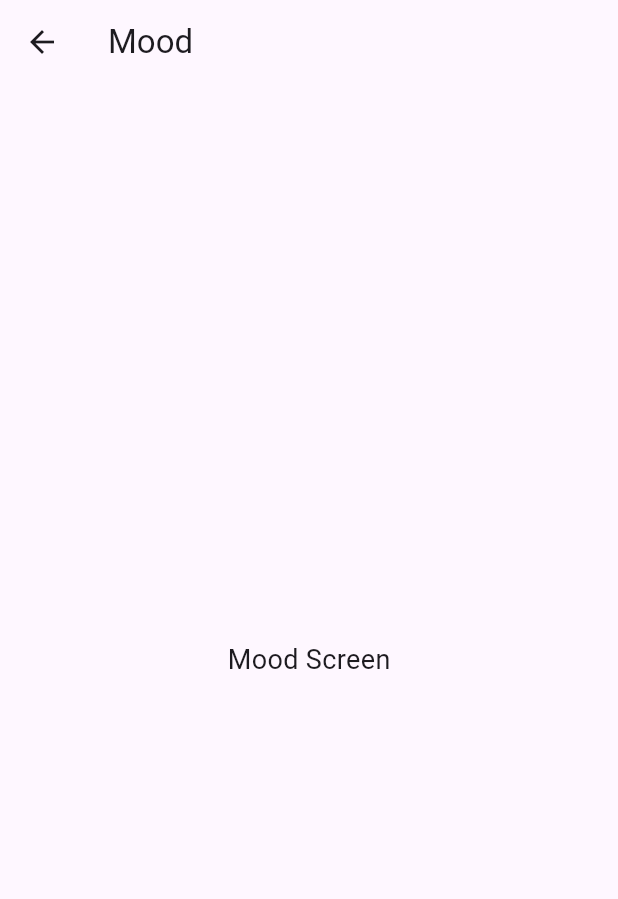
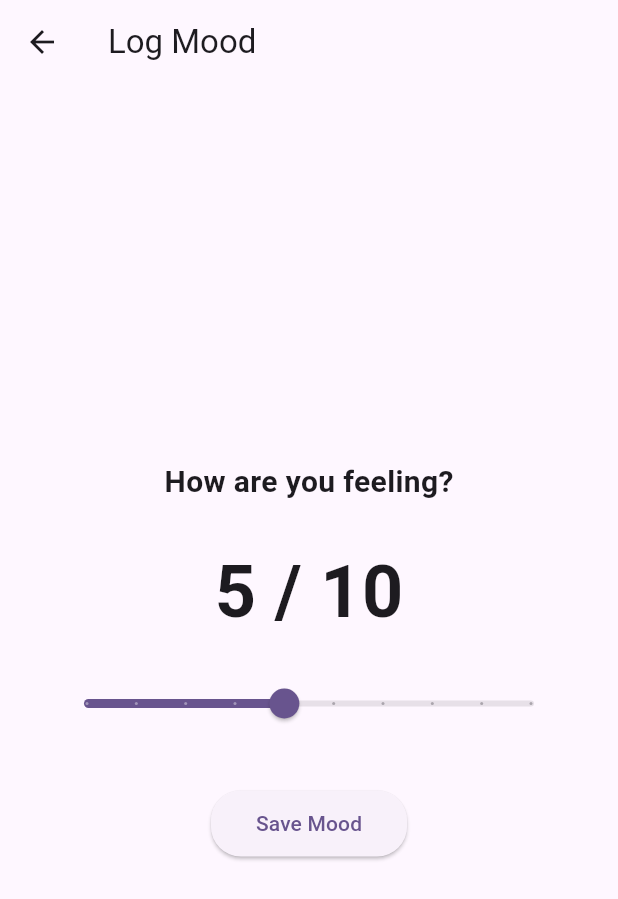
Before and after one commit to harshgautam5678/MindTrace07052005, a Flutter app: the MainShell screen opened directly, after a tap on "Log Mood", on a phone screen of 412 x 824 dp. Shown: the top 899 px of the screen. Run offline on Flutter 3.47's test engine with Material 3 defaults, Android fonts, the phone set to English and light mode, and no system bars; our stand-ins replace cloud_firestore, firebase_auth, firebase_core; accounts and stored records are empty.

Commit message:
Day 2: Firebase integration, authentication, and user-based mood storage

```diff
--- a/lib/screens/home_screen.dart
+++ b/lib/screens/home_screen.dart
@@ -1,8 +1,28 @@
 import 'package:flutter/material.dart';
+import 'package:firebase_auth/firebase_auth.dart';
+import 'package:cloud_firestore/cloud_firestore.dart';
 import 'mood_screen.dart';
 
 class HomeScreen extends StatelessWidget {
   const HomeScreen({super.key});
+
+  Future<String> _fetchLatestMood() async {
+    final user = FirebaseAuth.instance.currentUser;
+    if (user == null) return 'No mood logged yet';
+
+    final snapshot = await FirebaseFirestore.instance
+        .collection('users')
+        .doc(user.uid)
+        .collection('moods')
+        .orderBy('timestamp', descending: true)
+        .limit(1)
+        .get();
+
+    if (snapshot.docs.isEmpty) return 'No mood logged yet';
+
+    final score = snapshot.docs.first.data()['score'];
+    return 'Your last mood: $score/10';
+  }
 
   @override
   Widget build(BuildContext context) {
@@ -19,10 +39,18 @@ class HomeScreen extends StatelessWidget {
               textAlign: TextAlign.center,
             ),
             const SizedBox(height: 10),
-            const Text(
-              'Your last mood: 6/10',
-              style: TextStyle(color: Colors.grey),
-              textAlign: TextAlign.center,
+            FutureBuilder<String>(
+              future: _fetchLatestMood(),
+              builder: (context, snapshot) {
+                final text = snapshot.connectionState == ConnectionState.waiting
+                    ? 'Loading...'
+                    : (snapshot.data ?? 'No mood logged yet');
+                return Text(
+                  text,
+                  style: const TextStyle(color: Colors.grey),
+                  textAlign: TextAlign.center,
+                );
+              },
             ),
             const SizedBox(height: 20),
             ElevatedButton(
--- a/lib/screens/mood_screen.dart
+++ b/lib/screens/mood_screen.dart
@@ -1,14 +1,102 @@
 import 'package:flutter/material.dart';
+import 'package:cloud_firestore/cloud_firestore.dart';
+import 'package:firebase_auth/firebase_auth.dart';
 
-class MoodScreen extends StatelessWidget {
+class MoodScreen extends StatefulWidget {
   const MoodScreen({super.key});
+
+  @override
+  State<MoodScreen> createState() => _MoodScreenState();
+}
+
+class _MoodScreenState extends State<MoodScreen> {
+  double _moodValue = 5;
+  bool _saving = false;
+
+  Future<void> _saveMood() async {
+    final user = FirebaseAuth.instance.currentUser;
+    if (user == null) {
+      ScaffoldMessenger.of(context).showSnackBar(
+        const SnackBar(content: Text('No user logged in.')),
+      );
+      return;
+    }
+
+    setState(() => _saving = true);
+    try {
+      await FirebaseFirestore.instance
+          .collection('users')
+          .doc(user.uid)
+          .collection('moods')
+          .add({
+        'score': _moodValue.toInt(),
+        'timestamp': DateTime.now(),
+      });
+      if (mounted) {
+        ScaffoldMessenger.of(context).showSnackBar(
+          const SnackBar(content: Text('Mood saved!')),
+        );
+        Navigator.pop(context);
+      }
+    } catch (e) {
+      if (mounted) {
+        ScaffoldMessenger.of(context).showSnackBar(
+          SnackBar(content: Text('Error: $e')),
+        );
+      }
+    } finally {
+      if (mounted) setState(() => _saving = false);
+    }
+  }
 
   @override
   Widget build(BuildContext context) {
     return Scaffold(
-      appBar: AppBar(title: const Text('Mood')),
-      body: const Center(
-        child: Text('Mood Screen', style: TextStyle(fontSize: 18)),
+      appBar: AppBar(title: const Text('Log Mood')),
+      body: Center(
+        child: Padding(
+          padding: const EdgeInsets.symmetric(horizontal: 32),
+          child: Column(
+            mainAxisAlignment: MainAxisAlignment.center,
+            children: [
+              const Text(
+                'How are you feeling?',
+                style: TextStyle(fontSize: 20, fontWeight: FontWeight.bold),
+              ),
+              const SizedBox(height: 24),
+              Text(
+                '${_moodValue.toInt()} / 10',
+                style: const TextStyle(fontSize: 48, fontWeight: FontWeight.bold),
+              ),
+              const SizedBox(height: 16),
+              Slider(
+                value: _moodValue,
+                min: 1,
+                max: 10,
+                divisions: 9,
+                label: _moodValue.toInt().toString(),
+                onChanged: (val) => setState(() => _moodValue = val),
+              ),
+              const SizedBox(height: 32),
+              ElevatedButton(
+                onPressed: _saving ? null : _saveMood,
+                style: ElevatedButton.styleFrom(
+                  padding: const EdgeInsets.symmetric(horizontal: 30, vertical: 12),
+                  shape: RoundedRectangleBorder(
+                    borderRadius: BorderRadius.circular(20),
+                  ),
+                ),
+                child: _saving
+                    ? const SizedBox(
+                        width: 20,
+                        height: 20,
+                        child: CircularProgressIndicator(strokeWidth: 2),
+                      )
+                    : const Text('Save Mood'),
+              ),
+            ],
+          ),
+        ),
       ),
     );
   }
--- a/pubspec.yaml
+++ b/pubspec.yaml
@@ -34,6 +34,9 @@ dependencies:
   # The following adds the Cupertino Icons font to your application.
   # Use with the CupertinoIcons class for iOS style icons.
   cupertino_icons: ^1.0.8
+  firebase_core: ^4.7.0
+  cloud_firestore: ^6.3.0
+  firebase_auth: ^6.4.0
 
 dev_dependencies:
   flutter_test:
```
Also changed, not shown: lib/main.dart (+21 -2 lines), lib/screens/login_screen.dart (added, +121 -0 lines), firebase.json (added), lib/firebase_options.dart (added), pubspec.lock, 6 other files.
